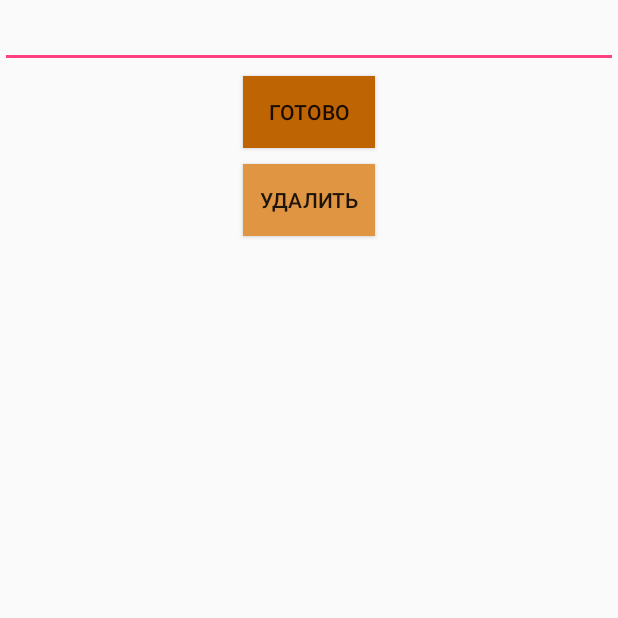
After one commit to EgorBorsh/fab_cradview, an Android app: the EditActivity screen opened directly, with no data from a screen before it, on a phone screen of 412 x 824 dp, the top half of it. The commit adds this screen. Run offline under Robolectric (Android 15) with nearby library versions, the phone set to English and light mode, and no system bars; libraries missing offline, so code that uses them is left out: org.greenrobot.greendao; 1 statement that could not run was skipped.

Commit message:
first commit

```diff
--- a/app/src/main/AndroidManifest.xml
+++ b/app/src/main/AndroidManifest.xml
@@ -19,8 +19,9 @@
         </activity>
 
         <activity android:name=".activity.AddActivity"
-            android:screenOrientation="portrait"
-            android:theme="@style/AppTheme"/>
+            android:screenOrientation="portrait"/>
+        <activity android:name=".activity.EditActivity"
+            android:screenOrientation="portrait"/>
 
     </application>
 </manifest>
--- /dev/null
+++ b/app/src/main/java/com/smollvile/fabcardview/activity/EditActivity.java
@@ -0,0 +1,101 @@
+package com.smollvile.fabcardview.activity;
+
+
+import android.content.Intent;
+import android.os.Bundle;
+import android.support.annotation.Nullable;
+import android.support.v7.app.AppCompatActivity;
+import android.view.KeyEvent;
+import android.view.View;
+import android.widget.Button;
+import android.widget.EditText;
+import android.widget.Toast;
+
+import com.smollvile.fabcardview.App;
+import com.smollvile.fabcardview.R;
+import com.smollvile.fabcardview.dao.DaoSession;
+import com.smollvile.fabcardview.dao.Notes;
+import com.smollvile.fabcardview.dao.NotesDao;
+
+import java.text.SimpleDateFormat;
+import java.util.Date;
+import java.util.List;
+
+public class EditActivity extends AppCompatActivity{
+
+    private static final String KEY_NOTES = "NOTES_KEY";
+    private static final String KEY_POS = "POS_KEY";
+
+    EditText editText;
+    Button saveEdit, deleteEdit;
+    String editNotes;
+    Long id;
+
+    NotesDao notesDao;
+
+    @Override
+    protected void onCreate(@Nullable Bundle savedInstanceState) {
+        super.onCreate(savedInstanceState);
+        setContentView(R.layout.layout_edit);
+
+        DaoSession daoSession = ((App) getApplication()).getDaoSession();
+        notesDao = daoSession.getNotesDao();
+
+        id = getIntent().getLongExtra(KEY_POS, 1);
+        editNotes = getIntent().getStringExtra(KEY_NOTES);
+
+        initEdit();
+        initSave();
+    }
+
+    private void initSave() {
+        saveEdit = (Button) findViewById(R.id.save_edit);
+        saveEdit.setOnClickListener(new View.OnClickListener() {
+            @Override
+            public void onClick(View v) {
+                if (!editText.getText().toString().equals("")) {
+                    Notes notes = notesDao.queryBuilder().where(NotesDao.Properties.Id.eq(id)).list().get(0);
+                    notes.setTxtNotes(editText.getText().toString());
+                    SimpleDateFormat simpleDateFormat = new SimpleDateFormat("dd:MM:yyyy HH:mm:ss");
+                    String strDate = simpleDateFormat.format(new Date());
+                    notes.setTxtDate(strDate);
+                    notesDao.update(notes);
+                    Intent intent = new Intent(EditActivity.this, MainActivity.class);
+                    startActivity(intent);
+                }else
+                {
+                    Toast.makeText(EditActivity.this, R.string.toast_button_click, Toast.LENGTH_LONG).show();
+                }
+            }
+        });
+
+        deleteEdit = (Button) findViewById(R.id.delete_edit);
+        deleteEdit.setOnClickListener(new View.OnClickListener() {
+            @Override
+            public void onClick(View v) {
+                Notes notes = notesDao.queryBuilder().where(NotesDao.Properties.Id.eq(id)).list().get(0);
+                notesDao.delete(notes);
+                List<Notes> list = notesDao.queryBuilder().list();
+                notesDao.deleteAll();
+                for (int i = 0 ; i < list.size(); i++)
+                {
+                    Notes notes1 = list.get(i);
+                    notes1.setId((long) (i+1));
+                    notesDao.insert(notes1);
+                }
+                Intent intent = new Intent(EditActivity.this, MainActivity.class);
+                startActivity(intent);
+            }
+        });
+    }
+
+    private void initEdit() {
+        editText = (EditText) findViewById(R.id.edit_notes_edit);
+        editText.setText(editNotes);
+    }
+
+    @Override
+    public boolean onKeyDown(int keyCode, KeyEvent event) {
+        return false;
+    }
+}
--- /dev/null
+++ b/app/src/main/res/layout/layout_edit.xml
@@ -0,0 +1,30 @@
+<?xml version="1.0" encoding="utf-8"?>
+<LinearLayout xmlns:android="http://schemas.android.com/apk/res/android"
+    android:orientation="vertical"
+    android:layout_width="match_parent"
+    android:layout_height="match_parent">
+
+    <EditText
+        android:id="@+id/edit_notes_edit"
+        android:layout_width="match_parent"
+        android:layout_height="wrap_content" />
+
+    <Button
+        android:id="@+id/save_edit"
+        android:layout_width="wrap_content"
+        android:layout_height="wrap_content"
+        android:layout_gravity="center"
+        android:layout_margin="@dimen/edit_margin_button"
+        android:text="@string/save_button"
+        android:background="@color/save_button"/>
+
+    <Button
+        android:id="@+id/delete_edit"
+        android:layout_width="wrap_content"
+        android:layout_height="wrap_content"
+        android:layout_gravity="center"
+        android:text="@string/delete_button"
+        android:layout_margin="@dimen/edit_margin_button"
+        android:background="@color/delete_button"/>
+
+</LinearLayout>
--- a/app/src/main/res/values/colors.xml
+++ b/app/src/main/res/values/colors.xml
@@ -7,4 +7,5 @@
     <color name="card_view_background">#FFFFFF</color>
     <color name="text_card_notes">#000000</color>
     <color name="save_button">#bf6403</color>
+    <color name="delete_button">#df9541</color>
 </resources>
--- a/app/src/main/res/values/dimens.xml
+++ b/app/src/main/res/values/dimens.xml
@@ -7,4 +7,5 @@
     <dimen name="card_view_text_notes">15dp</dimen>
     <dimen name="card_view_text_padding">5dp</dimen>
     <dimen name="card_view_text_date">11dp</dimen>
+    <dimen name="edit_margin_button">5dp</dimen>
 </resources>
--- a/app/src/main/res/values/strings.xml
+++ b/app/src/main/res/values/strings.xml
@@ -2,4 +2,5 @@
     <string name="app_name">FABCardView</string>
     <string name="save_button">Готово</string>
     <string name="toast_button_click">Введите текст.</string>
+    <string name="delete_button">Удалить</string>
 </resources>
```
Also changed, not shown: app/src/main/java/com/smollvile/fabcardview/activity/AddActivity.java (+9 -0 lines), app/src/main/java/com/smollvile/fabcardview/activity/MainActivity.java (+15 -1 lines), app/src/main/java/com/smollvile/fabcardview/dto/NotesItem.java (+11 -1 lines).
